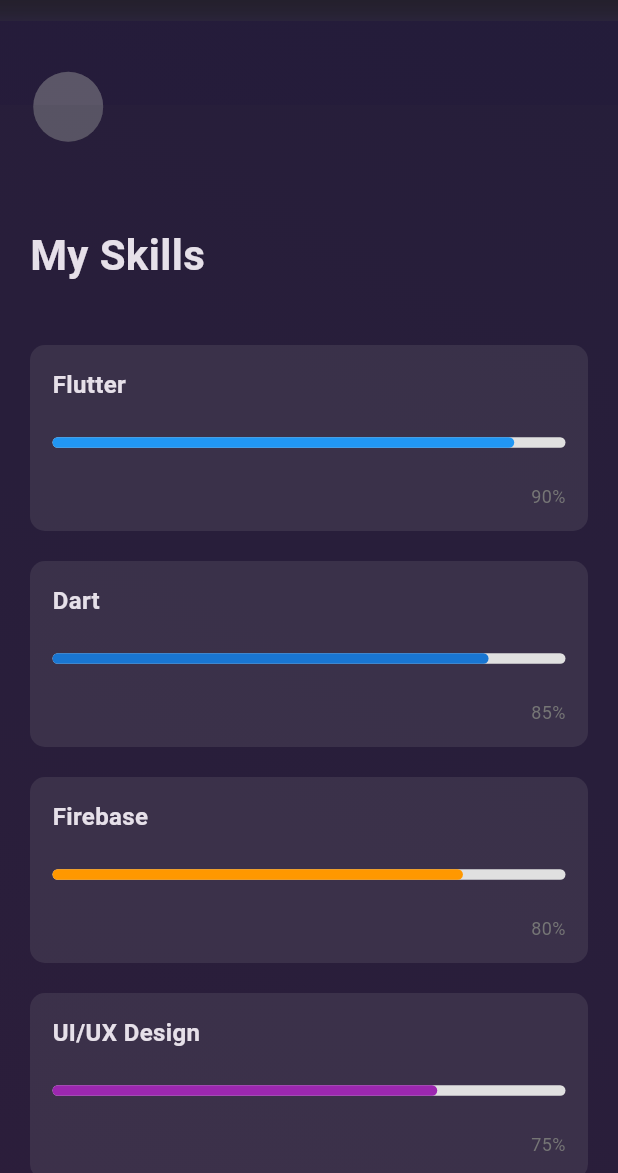
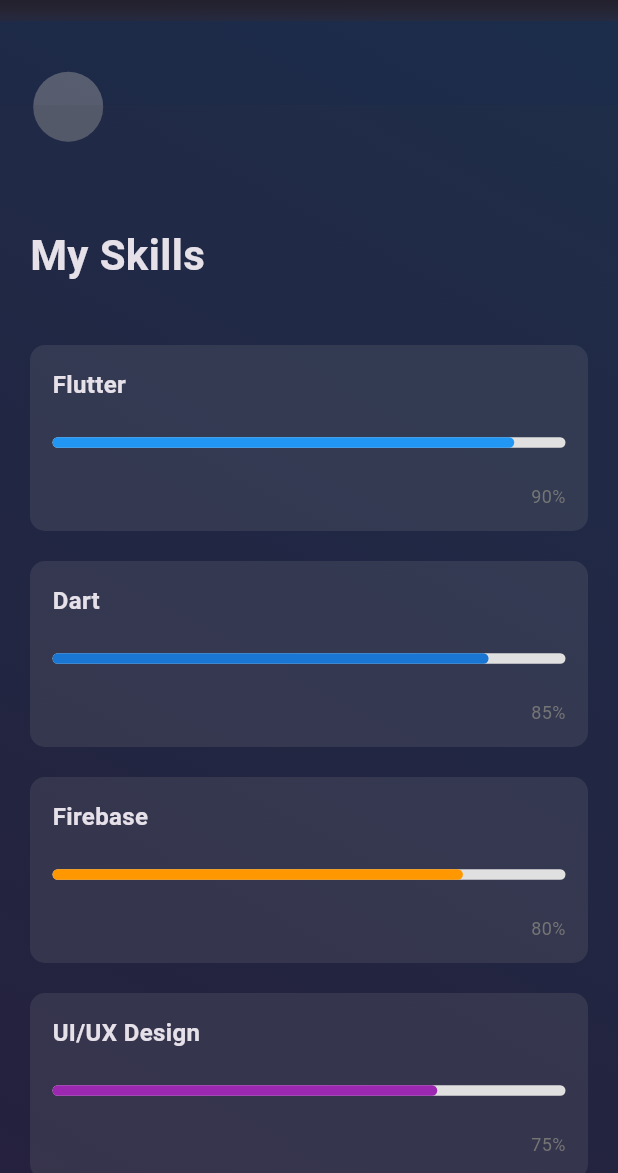
Before and after one commit to rilonmaharjan/myportfolio, a Flutter app: the screen it shows after launch, scrolled down 576 dp, on a phone screen of 412 x 824 dp, the part 63-1236 px from its top. Run offline on Flutter 3.47's test engine with Material 3 defaults, Android fonts, the phone set to English and light mode, and no system bars.

Commit message:
[modieid :: gradient_bg.dart]

```diff
--- a/lib/widget/gradient_bg.dart
+++ b/lib/widget/gradient_bg.dart
@@ -14,9 +14,9 @@ class _AnimatedGradientBackgroundState extends State<AnimatedGradientBackground>
   late Animation<double> _animation;
 
   List<Color> colorList = [
-        Colors.blue.withValues(alpha:0.2),
+        Colors.blue.withValues(alpha:0.3),
         Colors.purple.withValues(alpha:0.2),
-        Colors.deepPurple.withValues(alpha:0.2),
+        Colors.deepPurple.withValues(alpha:0.3),
         Colors.indigo.withValues(alpha:0.2),
       ];
 
@@ -27,8 +27,8 @@ class _AnimatedGradientBackgroundState extends State<AnimatedGradientBackground>
     Alignment.topLeft,
   ];
   int index = 0;
-  Color bottomColor = Colors.blue;
-  Color topColor = Colors.indigo;
+  Color bottomColor = Colors.blue.withValues(alpha:0.4);
+  Color topColor = Colors.indigo.withValues(alpha:0.4);
   Alignment begin = Alignment.bottomLeft;
   Alignment end = Alignment.topRight;
 
@@ -37,7 +37,7 @@ class _AnimatedGradientBackgroundState extends State<AnimatedGradientBackground>
     super.initState();
     _controller = AnimationController(
       vsync: this,
-      duration: Duration(seconds: 3),
+      duration: Duration(seconds: 2),
     )..repeat();
 
     _animation = Tween<double>(begin: 0, end: 1).animate(_controller)
@@ -77,7 +77,7 @@ class _AnimatedGradientBackgroundState extends State<AnimatedGradientBackground>
   @override
   Widget build(BuildContext context) {
     return AnimatedContainer(
-      duration: Duration(seconds: 2),
+      duration: Duration(seconds: 1),
       decoration: BoxDecoration(
         gradient: LinearGradient(
           begin: begin,
```
